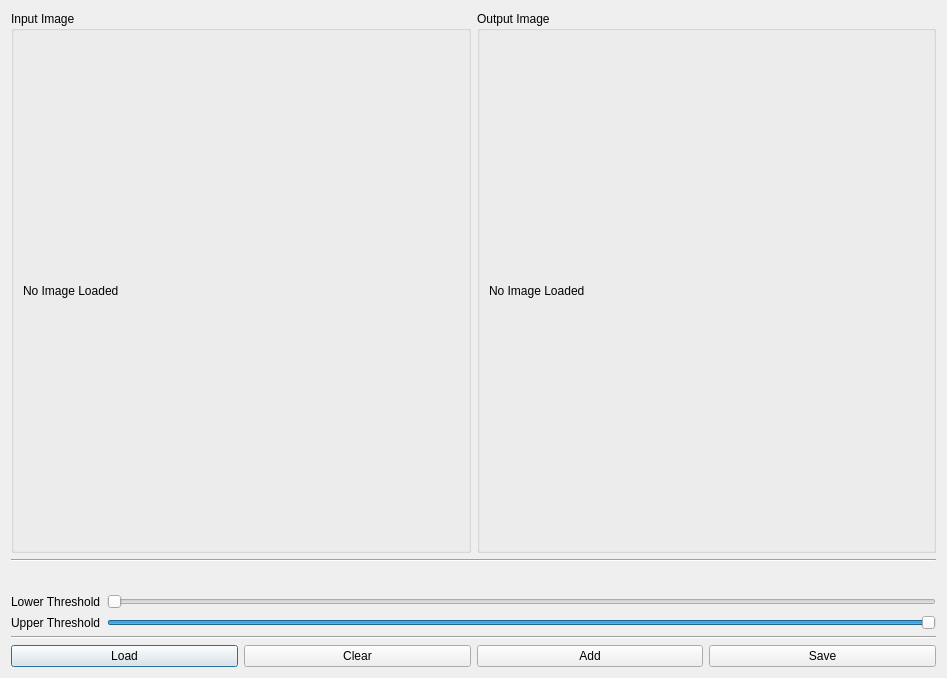
Above: mainwindow.ui from Flawededge/OpenCV_Python before the change. Below: the same form after it.
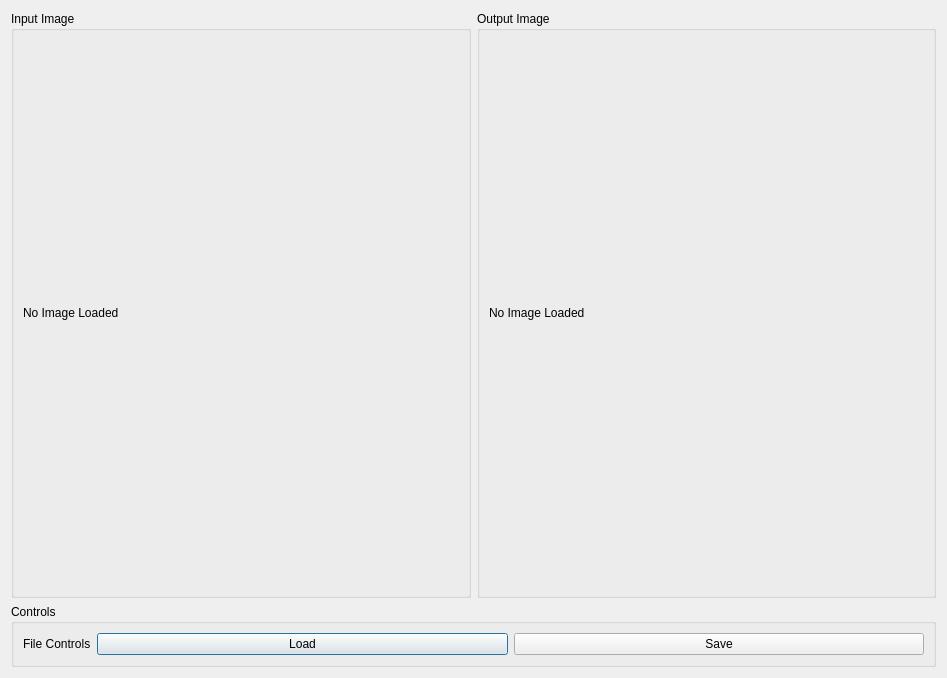
That is the form after the change. Icons and pictures are not drawn.

Patch:
```diff
--- a/mainwindow.ui
+++ b/mainwindow.ui
@@ -23,13 +23,16 @@
   <property name="windowTitle">
    <string>Assignment 3</string>
   </property>
+  <property name="sizeGripEnabled">
+   <bool>false</bool>
+  </property>
   <layout class="QVBoxLayout" name="verticalLayout_2">
    <item>
     <layout class="QHBoxLayout" name="horizontalLayout">
      <item>
       <widget class="QGroupBox" name="Input">
        <property name="sizePolicy">
-        <sizepolicy hsizetype="Ignored" vsizetype="Ignored">
+        <sizepolicy hsizetype="Minimum" vsizetype="Minimum">
          <horstretch>0</horstretch>
          <verstretch>0</verstretch>
         </sizepolicy>
@@ -47,7 +50,7 @@
         <item>
          <widget class="QLabel" name="inImage">
           <property name="sizePolicy">
-           <sizepolicy hsizetype="Minimum" vsizetype="Minimum">
+           <sizepolicy hsizetype="Ignored" vsizetype="Ignored">
             <horstretch>0</horstretch>
             <verstretch>0</verstretch>
            </sizepolicy>
@@ -72,7 +75,7 @@
      <item>
       <widget class="QGroupBox" name="Output">
        <property name="sizePolicy">
-        <sizepolicy hsizetype="Ignored" vsizetype="Ignored">
+        <sizepolicy hsizetype="Minimum" vsizetype="Minimum">
          <horstretch>0</horstretch>
          <verstretch>0</verstretch>
         </sizepolicy>
@@ -90,7 +93,7 @@
         <item>
          <widget class="QLabel" name="outImage">
           <property name="sizePolicy">
-           <sizepolicy hsizetype="Minimum" vsizetype="Minimum">
+           <sizepolicy hsizetype="Ignored" vsizetype="Ignored">
             <horstretch>0</horstretch>
             <verstretch>0</verstretch>
            </sizepolicy>
@@ -115,177 +118,51 @@
     </layout>
    </item>
    <item>
-    <widget class="Line" name="line">
-     <property name="orientation">
-      <enum>Qt::Horizontal</enum>
-     </property>
-    </widget>
-   </item>
-   <item>
-    <layout class="QHBoxLayout" name="horizontalLayout_5">
-     <item>
-      <spacer name="horizontalSpacer">
-       <property name="orientation">
-        <enum>Qt::Horizontal</enum>
-       </property>
-       <property name="sizeType">
-        <enum>QSizePolicy::Ignored</enum>
-       </property>
-       <property name="sizeHint" stdset="0">
-        <size>
-         <width>79</width>
-         <height>20</height>
-        </size>
-       </property>
-      </spacer>
-     </item>
-     <item>
-      <widget class="QLabel" name="lColorBar">
+    <widget class="QGroupBox" name="groupBox">
        <property name="sizePolicy">
-        <sizepolicy hsizetype="Ignored" vsizetype="Ignored">
+      <sizepolicy hsizetype="Minimum" vsizetype="Maximum">
          <horstretch>0</horstretch>
          <verstretch>0</verstretch>
         </sizepolicy>
        </property>
-       <property name="minimumSize">
-        <size>
-         <width>0</width>
-         <height>20</height>
-        </size>
-       </property>
-       <property name="maximumSize">
-        <size>
-         <width>16777215</width>
-         <height>20</height>
-        </size>
-       </property>
-       <property name="text">
-        <string/>
-       </property>
-       <property name="pixmap">
-        <pixmap>:/colorBar/YOBFy.png</pixmap>
-       </property>
-       <property name="scaledContents">
-        <bool>true</bool>
-       </property>
-       <property name="alignment">
-        <set>Qt::AlignCenter</set>
-       </property>
-      </widget>
-     </item>
-    </layout>
-   </item>
-   <item>
+     <property name="title">
+      <string>Controls</string>
+     </property>
     <layout class="QVBoxLayout" name="verticalLayout">
      <item>
-      <layout class="QHBoxLayout" name="layTop">
-       <item>
+       <layout class="QFormLayout" name="userStuff">
+        <property name="sizeConstraint">
+         <enum>QLayout::SetDefaultConstraint</enum>
+        </property>
+        <item row="0" column="0">
         <widget class="QLabel" name="label">
          <property name="text">
-          <string>Lower Threshold</string>
+           <string>File Controls</string>
          </property>
         </widget>
        </item>
-       <item>
-        <widget class="QSlider" name="sLower">
-         <property name="maximum">
-          <number>179</number>
-         </property>
-         <property name="orientation">
-          <enum>Qt::Horizontal</enum>
-         </property>
-        </widget>
-       </item>
-      </layout>
-     </item>
-     <item>
-      <layout class="QHBoxLayout" name="layBot">
-       <item>
-        <widget class="QLabel" name="label_2">
-         <property name="text">
-          <string>Upper Threshold</string>
-         </property>
-        </widget>
-       </item>
-       <item>
-        <widget class="QSlider" name="sUpper">
-         <property name="maximum">
-          <number>179</number>
-         </property>
-         <property name="value">
-          <number>179</number>
-         </property>
-         <property name="orientation">
-          <enum>Qt::Horizontal</enum>
-         </property>
-        </widget>
-       </item>
-      </layout>
-     </item>
-    </layout>
-   </item>
-   <item>
-    <widget class="Line" name="line_2">
-     <property name="orientation">
-      <enum>Qt::Horizontal</enum>
-     </property>
-    </widget>
-   </item>
-   <item>
-    <layout class="QHBoxLayout" name="horizontalLayout_4">
+        <item row="0" column="1">
+         <layout class="QHBoxLayout" name="File">
      <item>
       <widget class="QPushButton" name="bLoad">
-       <property name="sizePolicy">
-        <sizepolicy hsizetype="Minimum" vsizetype="Maximum">
-         <horstretch>0</horstretch>
-         <verstretch>0</verstretch>
-        </sizepolicy>
-       </property>
        <property name="text">
         <string>Load</string>
        </property>
       </widget>
      </item>
-     <item>
-      <widget class="QPushButton" name="bClear">
-       <property name="sizePolicy">
-        <sizepolicy hsizetype="Minimum" vsizetype="Maximum">
-         <horstretch>0</horstretch>
-         <verstretch>0</verstretch>
-        </sizepolicy>
-       </property>
-       <property name="text">
-        <string>Clear</string>
-       </property>
-      </widget>
-     </item>
-     <item>
-      <widget class="QPushButton" name="bAdd">
-       <property name="sizePolicy">
-        <sizepolicy hsizetype="Minimum" vsizetype="Maximum">
-         <horstretch>0</horstretch>
-         <verstretch>0</verstretch>
-        </sizepolicy>
-       </property>
-       <property name="text">
-        <string>Add</string>
-       </property>
-      </widget>
-     </item>
      <item>
       <widget class="QPushButton" name="bSave">
-       <property name="sizePolicy">
-        <sizepolicy hsizetype="Minimum" vsizetype="Maximum">
-         <horstretch>0</horstretch>
-         <verstretch>0</verstretch>
-        </sizepolicy>
-       </property>
        <property name="text">
         <string>Save</string>
        </property>
       </widget>
      </item>
     </layout>
+        </item>
+       </layout>
+      </item>
+     </layout>
+    </widget>
    </item>
   </layout>
  </widget>
```
Left out of the diff: 5 changed lines with no effect on the pictures. Lines whose indentation alone changed are shown as unchanged.
